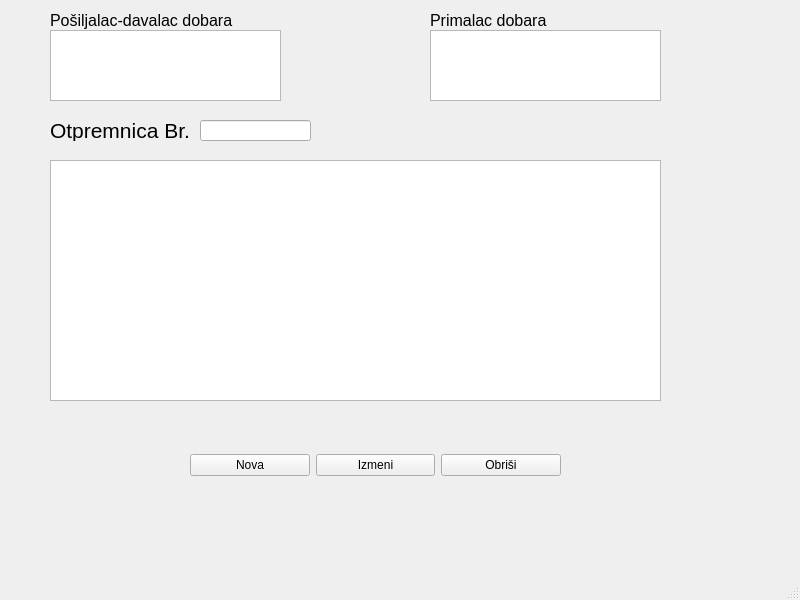
Above: formaotpremnica.ui from s-pab/Commercium before the change. Below: the same form after it.
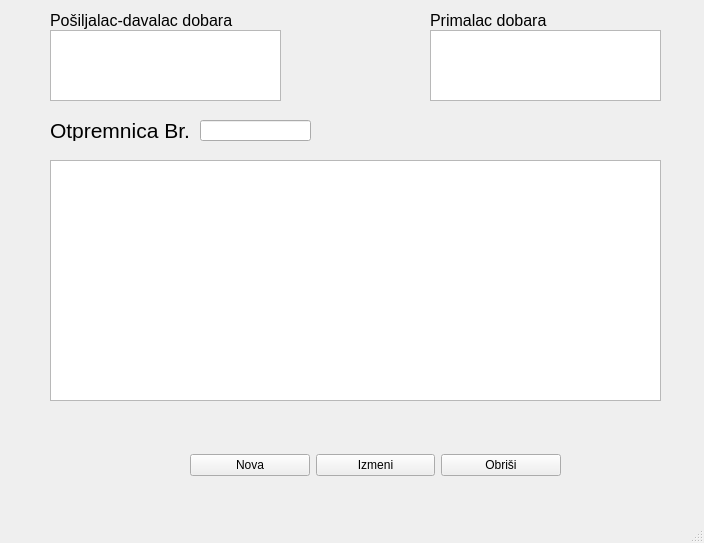
That is the form after the change.

Patch:
```diff
--- a/formaotpremnica.ui
+++ b/formaotpremnica.ui
@@ -6,10 +6,16 @@
    <rect>
     <x>0</x>
     <y>0</y>
-    <width>800</width>
-    <height>600</height>
+    <width>704</width>
+    <height>543</height>
    </rect>
   </property>
+  <property name="minimumSize">
+   <size>
+    <width>704</width>
+    <height>543</height>
+   </size>
+  </property>
   <property name="windowTitle">
    <string>Otpremnica</string>
   </property>
```
Left out of the diff: 2 changed lines with no effect on the pictures.
